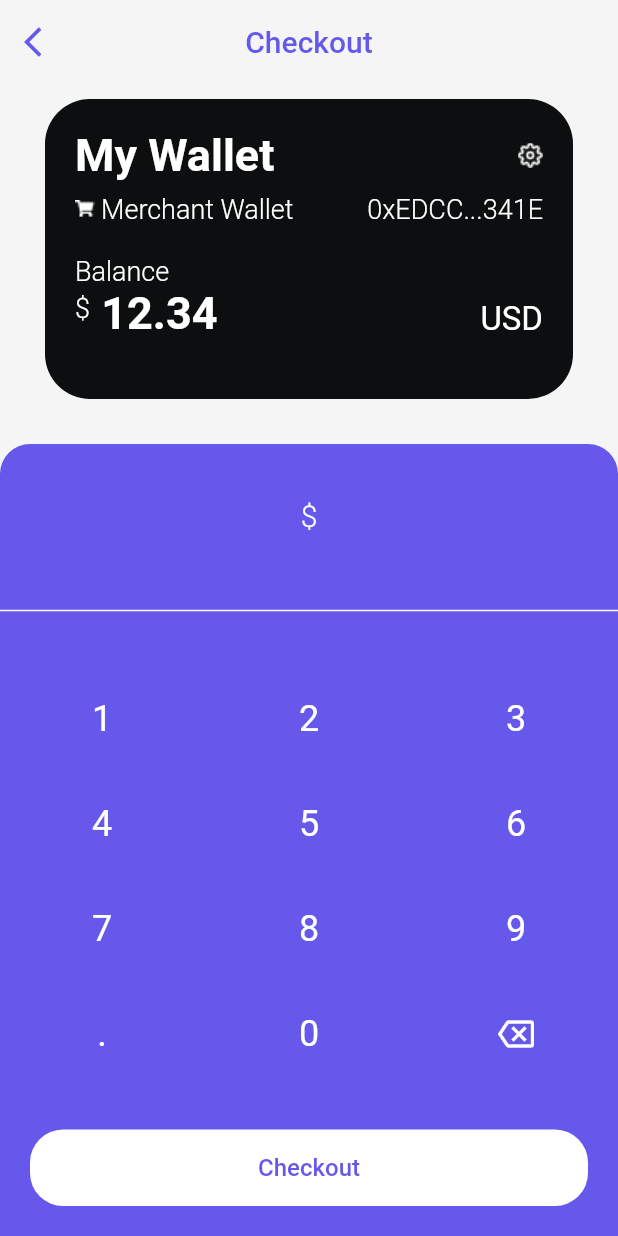
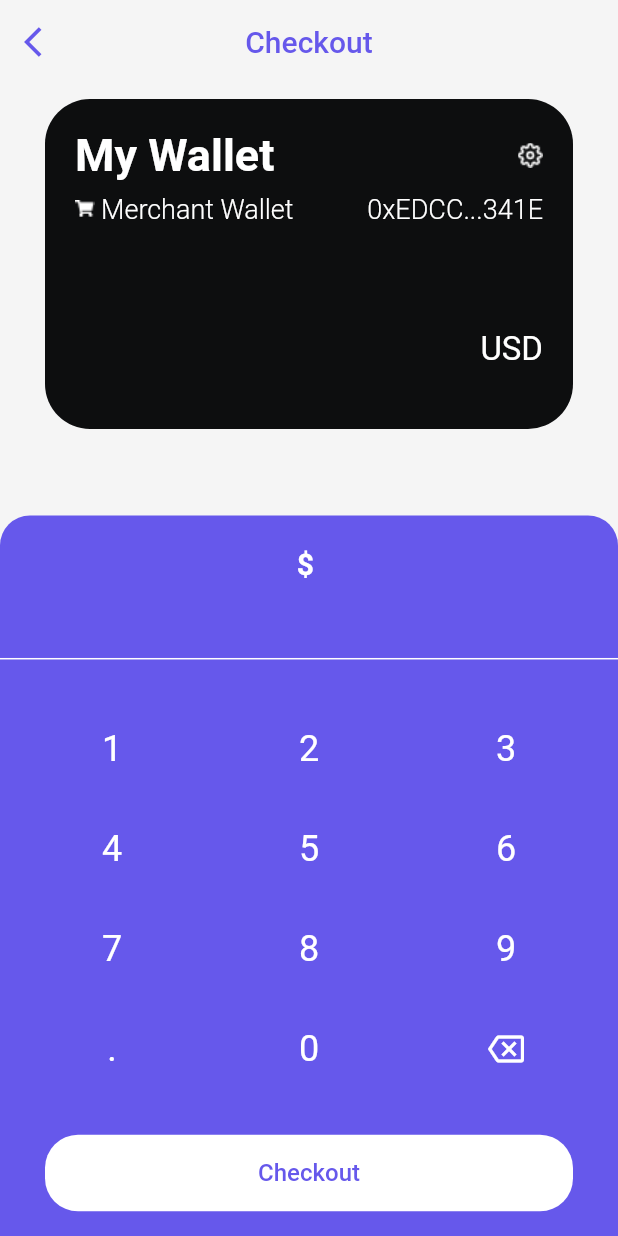
Before and after one commit to GauravGunjal43/bog, a Flutter app: the screen it shows after launch, after a tap on "Checkout", on a phone screen of 412 x 824 dp. Run offline on Flutter 3.47's test engine with Material 2 defaults, Android fonts, the phone set to English and light mode, and no system bars; our stand-ins replace carousel_slider, liquid_pull_to_refresh.

Commit message:
code review

```diff
--- a/lib/Dashboard.dart
+++ b/lib/Dashboard.dart
@@ -1,5 +1,8 @@
+import 'dart:async';
+
 import 'package:carousel_slider/carousel_slider.dart';
 import 'package:flutter/material.dart';
+import 'package:liquid_pull_to_refresh/liquid_pull_to_refresh.dart';
 import 'package:test/checkout.dart';
 
 class Dashboard extends StatefulWidget {
@@ -37,6 +40,15 @@ class _DashboardState extends State<Dashboard> {
         send: false,
         amount: "12.34")
   ];
+  final GlobalKey _refreshIndicatorKey = GlobalKey();
+  Future _handleRefresh() {
+    final Completer completer = Completer();
+    Timer(const Duration(seconds: 1), () {
+      completer.complete();
+    });
+    return completer.future.then((_) {});
+  }
+
   @override
   Widget build(BuildContext context) {
     return Scaffold(
@@ -61,7 +73,7 @@ class _DashboardState extends State<Dashboard> {
             CarouselSlider.builder(
               itemCount: 3,
               options: CarouselOptions(
-                  height: 200,
+                  height: 220,
                   initialPage: 0,
                   enableInfiniteScroll: false,
                   scrollDirection: Axis.horizontal,
@@ -72,7 +84,7 @@ class _DashboardState extends State<Dashboard> {
               itemBuilder:
                   (BuildContext context, int itemIndex, int pageViewIndex) =>
                       Container(
-                height: 200,
+                height: 220,
                 decoration: BoxDecoration(
                     color: Color(0xff0D0E0F),
                     borderRadius: BorderRadius.circular(30)),
@@ -98,7 +110,7 @@ class _DashboardState extends State<Dashboard> {
                         ),
                       ),
                       Padding(
-                        padding: const EdgeInsets.only(bottom: 20),
+                        padding: const EdgeInsets.only(bottom: 40),
                         child: Row(
                           children: [
                             Image.asset('assets/images/cart.png'),
@@ -214,13 +226,17 @@ class _DashboardState extends State<Dashboard> {
                     ],
                   ),
                 ),
-                Padding(
-                    padding: EdgeInsets.symmetric(horizontal: 30),
+                LiquidPullToRefresh(
+                  color: Color(0xff6658EB),
+                  key: _refreshIndicatorKey,
+                  onRefresh: _handleRefresh,
                   child: ListView.builder(
                     shrinkWrap: true,
                     itemCount: 5,
                     itemBuilder: ((context, index) {
-                        return Row(
+                      return Padding(
+                        padding: const EdgeInsets.symmetric(vertical: 15),
+                        child: Row(
                           mainAxisAlignment: MainAxisAlignment.spaceEvenly,
                           children: [
                             CircleAvatar(
@@ -233,11 +249,37 @@ class _DashboardState extends State<Dashboard> {
                                     child: Image.asset(
                                         'assets/images/Rec_Icon.png')),
                               ),
+                            ),
+                            Column(
+                              children: [
+                                Text(transactions[index].dateTime),
+                                Text(
+                                  transactions[index].id,
+                                  style: TextStyle(
+                                      fontWeight: FontWeight.bold,
+                                      fontSize: 20),
                                 )
                               ],
+                            ),
+                            Align(
+                              alignment: Alignment.bottomCenter,
+                              child: Container(
+                                width: 120,
+                                child: Align(
+                                  alignment: Alignment.centerRight,
+                                  child: Text('\$' + transactions[index].amount,
+                                      style: TextStyle(
+                                          fontWeight: FontWeight.bold,
+                                          fontSize: 20)),
+                                ),
+                              ),
+                            )
+                          ],
+                        ),
                       );
                     }),
-                    ))
+                  ),
+                )
               ]),
             ))
           ],
--- a/lib/checkout.dart
+++ b/lib/checkout.dart
@@ -34,10 +34,13 @@ class _CheckoutState extends State<Checkout> {
       body: Center(
         child: Column(
           children: [
+            SizedBox(
+              height: 10,
+            ),
             Padding(
-              padding: const EdgeInsets.fromLTRB(30, 10, 30, 30),
+              padding: EdgeInsets.symmetric(horizontal: 30),
               child: Container(
-                height: 200,
+                height: 220,
                 decoration: BoxDecoration(
                   color: const Color(0xff0D0E0f),
                   borderRadius: BorderRadius.circular(30),
@@ -64,7 +67,7 @@ class _CheckoutState extends State<Checkout> {
                         ),
                       ),
                       Padding(
-                        padding: const EdgeInsets.only(bottom: 20),
+                        padding: const EdgeInsets.only(bottom: 40),
                         child: Row(
                           children: [
                             Image.asset('assets/images/cart.png'),
@@ -86,33 +89,12 @@ class _CheckoutState extends State<Checkout> {
                           ],
                         ),
                       ),
-                      const Text(
-                        'Balance',
-                        style: TextStyle(
-                            color: Colors.white,
-                            fontSize: 18,
-                            fontWeight: FontWeight.w300),
+                      SizedBox(
+                        height: 30,
                       ),
                       Row(
                         crossAxisAlignment: CrossAxisAlignment.end,
                         children: const [
-                          Padding(
-                            padding: EdgeInsets.only(bottom: 10),
-                            child: Text(
-                              '\$',
-                              style: TextStyle(
-                                  color: Colors.white,
-                                  fontSize: 18,
-                                  fontWeight: FontWeight.w300),
-                            ),
-                          ),
-                          Text(
-                            ' 12.34',
-                            style: TextStyle(
-                                color: Colors.white,
-                                fontSize: 30,
-                                fontWeight: FontWeight.bold),
-                          ),
                           Spacer(),
                           Text(
                             'USD',
@@ -125,6 +107,9 @@ class _CheckoutState extends State<Checkout> {
                 ),
               ),
             ),
+            SizedBox(
+              height: MediaQuery.of(context).size.height * 0.07,
+            ),
             Expanded(
               child: Container(
                 width: double.maxFinite,
@@ -135,7 +120,7 @@ class _CheckoutState extends State<Checkout> {
                   ),
                 ),
                 child: Column(
-                  mainAxisAlignment: MainAxisAlignment.end,
+                  mainAxisAlignment: MainAxisAlignment.center,
                   children: [
                     Padding(
                       padding: const EdgeInsets.only(bottom: 30),
@@ -145,11 +130,11 @@ class _CheckoutState extends State<Checkout> {
                           const Padding(
                             padding: EdgeInsets.only(bottom: 10),
                             child: Text(
-                              '\$',
+                              '\$ ',
                               style: TextStyle(
                                   color: Colors.white,
                                   fontSize: 20,
-                                  fontWeight: FontWeight.w300),
+                                  fontWeight: FontWeight.bold),
                             ),
                           ),
                           Text(
@@ -163,13 +148,15 @@ class _CheckoutState extends State<Checkout> {
                       ),
                     ),
                     const Padding(
-                      padding: EdgeInsets.only(bottom: 30),
+                      padding: EdgeInsets.only(bottom: 20),
                       child: Divider(
                         thickness: 1,
                         color: Colors.white,
                       ),
                     ),
-                    GridView.builder(
+                    Padding(
+                      padding: const EdgeInsets.symmetric(horizontal: 10),
+                      child: GridView.builder(
                         physics: const NeverScrollableScrollPhysics(),
                         shrinkWrap: true,
                         gridDelegate:
@@ -199,7 +186,8 @@ class _CheckoutState extends State<Checkout> {
                             return IconButton(
                               onPressed: () {
                                 if (amount.length > 0) {
-                                amount = amount.substring(0, amount.length - 1);
+                                  amount =
+                                      amount.substring(0, amount.length - 1);
                                   setState(() {});
                                 }
                               },
@@ -209,17 +197,28 @@ class _CheckoutState extends State<Checkout> {
                           }
                         },
                       ),
-                    Padding(
-                      padding: const EdgeInsets.fromLTRB(20, 30, 20, 20),
+                    ),
+                    SizedBox(
+                      height: MediaQuery.of(context).size.height * 0.03,
+                    ),
+                    Align(
+                      alignment: Alignment.bottomCenter,
+                      child: Padding(
+                        padding: const EdgeInsets.fromLTRB(30, 0, 30, 0),
                         child: TextButton(
                           onPressed: () {
-                          Navigator.push(context, MaterialPageRoute(builder: (context) => PaymentRequest(amount: amount)));
+                            Navigator.push(
+                                context,
+                                MaterialPageRoute(
+                                    builder: (context) =>
+                                        PaymentRequest(amount: amount)));
                           },
                           style: ButtonStyle(
-                            backgroundColor:
-                                MaterialStateProperty.all<Color>(Colors.white),
+                              backgroundColor: MaterialStateProperty.all<Color>(
+                                  Colors.white),
                               shape: MaterialStateProperty.all<
-                                RoundedRectangleBorder>(RoundedRectangleBorder(
+                                      RoundedRectangleBorder>(
+                                  RoundedRectangleBorder(
                                 borderRadius: BorderRadius.circular(22.0),
                               ))),
                           child: const Padding(
@@ -229,6 +228,7 @@ class _CheckoutState extends State<Checkout> {
                                 'Checkout',
                                 style: TextStyle(
                                     color: Color(0xff6658eb), fontSize: 16),
+                              ),
                             ),
                           ),
                         ),
--- a/pubspec.yaml
+++ b/pubspec.yaml
@@ -37,6 +37,7 @@ dependencies:
   # Use with the CupertinoIcons class for iOS style icons.
   cupertino_icons: ^1.0.2
   carousel_slider: ^4.2.1
+  liquid_pull_to_refresh: ^3.0.1
 
 dev_dependencies:
   flutter_test:
```
Also changed, not shown: lib/paymentRequest.dart (+42 -17 lines), assets/images/person.jpg (added), pubspec.lock, 1 other file. Lines whose indentation alone changed are shown as unchanged.
